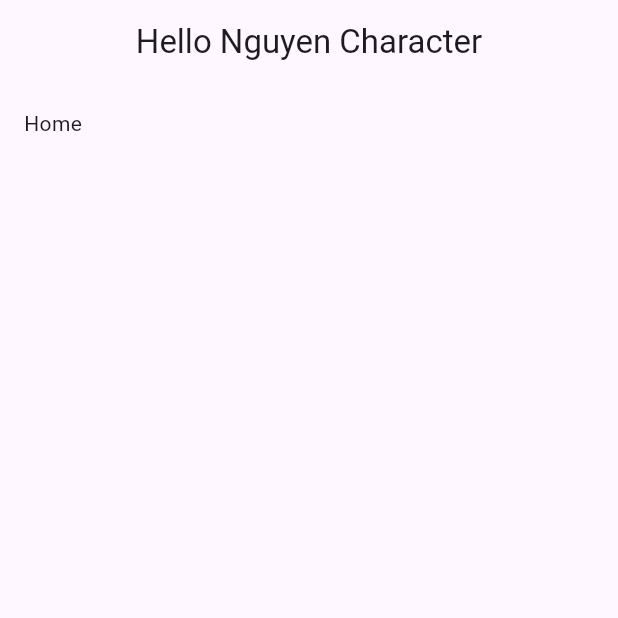
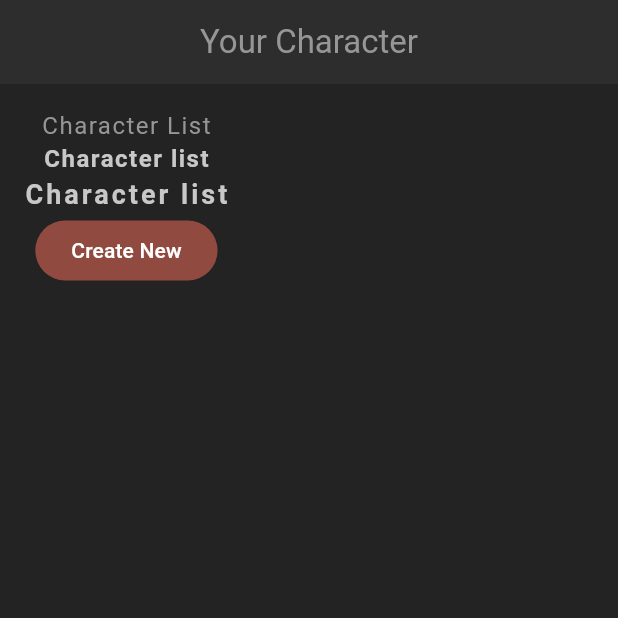
Before and after one commit to kphan1692/flutter_rgp, a Flutter app: the screen it shows after launch, on a phone screen of 412 x 824 dp, the top half of it. Run offline on Flutter 3.47's test engine with Material 3 defaults, Android fonts, the phone set to English and light mode, and no system bars.

Commit message:
Style color and text

```diff
--- a/lib/main.dart
+++ b/lib/main.dart
@@ -1,8 +1,9 @@
 import 'package:flutter/material.dart';
 import 'package:flutter_rpg/screens/home/home.dart';
+import 'package:flutter_rpg/theme.dart';
 
 void main() {
-  runApp(const MaterialApp(home: Home()));
+  runApp(MaterialApp(theme: primaryTheme, home: const Home()));
 }
 
 class Sandbox extends StatelessWidget {
--- a/lib/screens/home/home.dart
+++ b/lib/screens/home/home.dart
@@ -12,10 +12,23 @@ class _HomeState extends State<Home> {
   Widget build(BuildContext context) {
     return Scaffold(
         appBar: AppBar(
-          title: const Text('Hello Nguyen Character'),
+          title: const Text('Your Character'),
           centerTitle: true,
         ),
         body: Container(
-            padding: const EdgeInsets.all(16), child: const Text('Home')));
+            padding: const EdgeInsets.all(16),
+            child: Column(
+              children: [
+                const Text('Character List'),
+                Text('Character list',
+                    style: Theme.of(context).textTheme.headlineMedium),
+                Text('Character list',
+                    style: Theme.of(context).textTheme.titleMedium),
+                FilledButton(
+                  onPressed: () {},
+                  child: const Text('Create New'),
+                )
+              ],
+            )));
   }
 }
```
Also changed, not shown: lib/theme.dart (added, +49 -0 lines).
